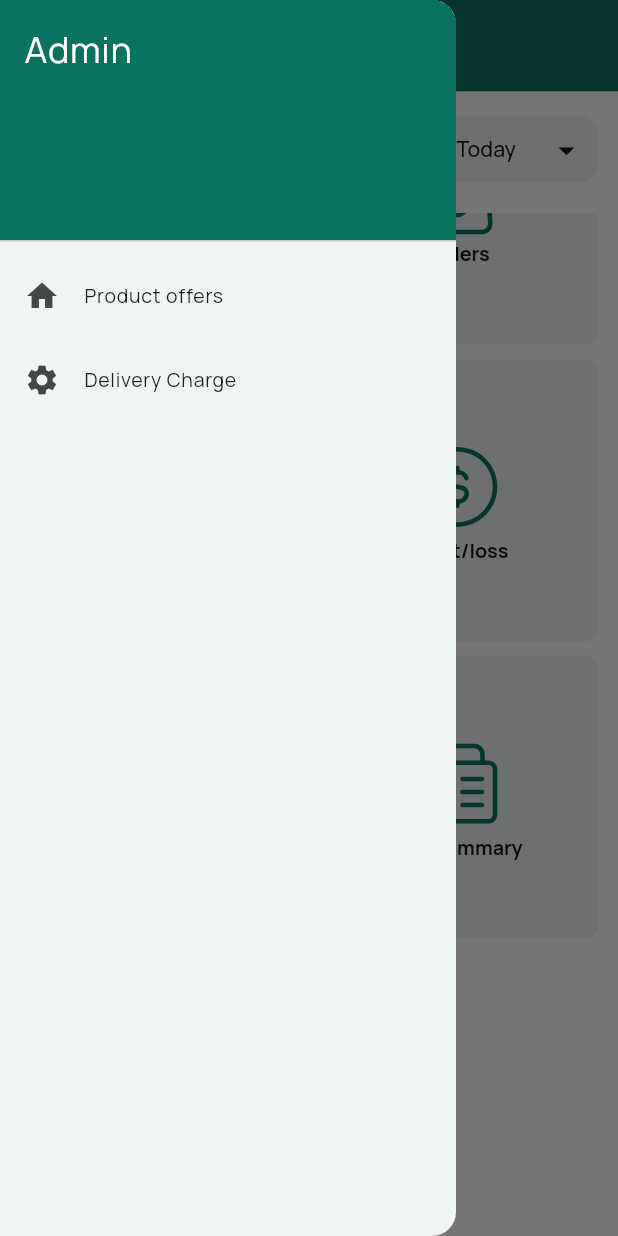
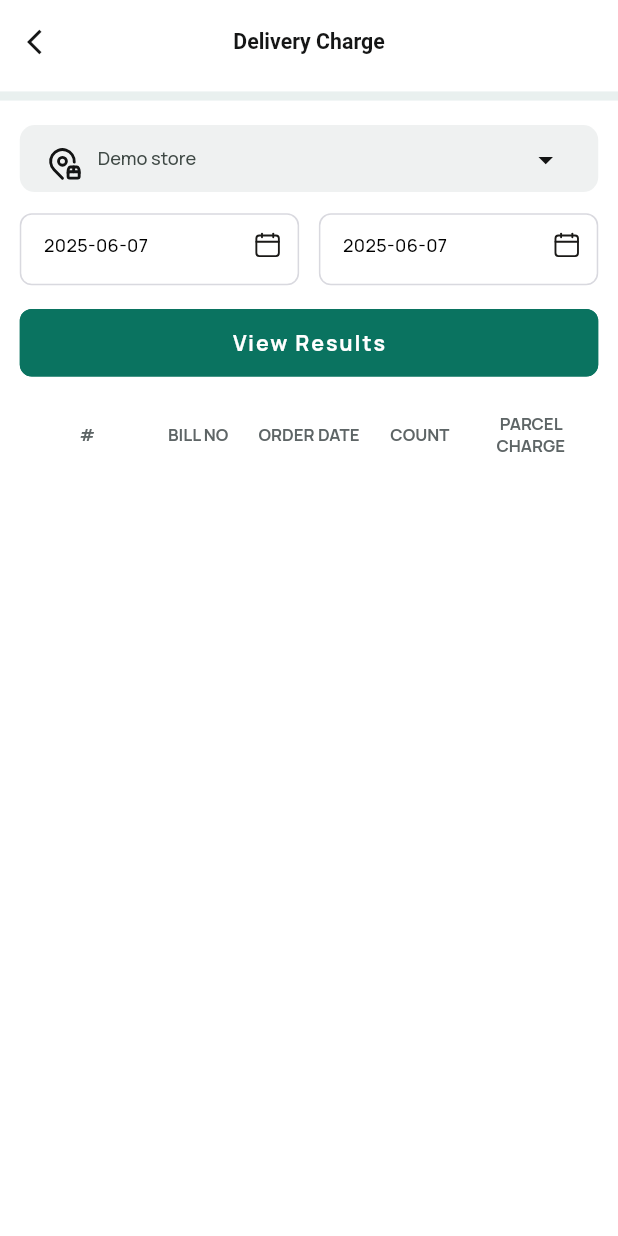
Before and after one commit to sangeethTiga/admin_v2, a Flutter app: the screen it shows after launch, scrolled down 298 dp, after a tap on the "menu" icon, after a tap on "Delivery Charge", on a phone screen of 412 x 824 dp. Run offline on Flutter 3.47's test engine with Material 3 defaults, Android fonts, the light colour scheme and no system bars; our stand-ins replace bloc, cached_network_image, dio, equatable, flutter_screenutil, flutter_svg and 5 more; missing offline and left inert: dio_smart_retry.

Commit message:
Delivery Charge

```diff
--- a/lib/features/dashboard/screens/dashboard_screen.dart
+++ b/lib/features/dashboard/screens/dashboard_screen.dart
@@ -68,7 +68,9 @@ class DashboardScreen extends StatelessWidget {
             ListTile(
               leading: Icon(Icons.settings),
               title: Text('Delivery Charge'),
-              onTap: () {},
+              onTap: () {
+                context.push(routeDeliveryCharge);
+              },
             ),
           ],
         ),
--- a/lib/features/report/screens/delivery_charge_screen.dart
+++ b/lib/features/report/screens/delivery_charge_screen.dart
@@ -1,10 +1,94 @@
+import 'package:admin_v2/shared/constants/colors.dart';
+import 'package:admin_v2/shared/widgets/appbar/appbar.dart';
+import 'package:admin_v2/shared/widgets/buttons/custom_material_button.dart';
+import 'package:admin_v2/shared/widgets/date_picker/date_picker_container.dart';
+import 'package:admin_v2/shared/widgets/divider/divider_widget.dart';
+import 'package:admin_v2/shared/widgets/dropdown_field_widget/dropdown_field_widget.dart';
+import 'package:admin_v2/shared/widgets/padding/main_padding.dart';
+import 'package:admin_v2/shared/widgets/tables/custom_table.dart';
 import 'package:flutter/material.dart';
+import 'package:flutter_screenutil/flutter_screenutil.dart';
+import 'package:flutter_svg/svg.dart';
 
 class DeliveryChargeScreen extends StatelessWidget {
   const DeliveryChargeScreen({super.key});
 
   @override
   Widget build(BuildContext context) {
-    return Scaffold();
+    return Scaffold(
+      appBar: AppbarWidget(title: 'Delivery Charge'),
+      body: Column(
+        children: [
+          dividerWidget(height: 6.h),
+          MainPadding(
+            child: Column(
+              spacing: 14.h,
+              children: [
+                DropDownFieldWidget(
+                  prefixIcon: Padding(
+                    padding: EdgeInsets.only(
+                      left: 12.h,
+                      top: 12.w,
+                      bottom: 6.h,
+                    ),
+                    child: SvgPicture.asset(
+                      'assets/icons/package-box-pin-location.svg',
+                      height: 20.h,
+                      width: 20.w,
+                    ),
+                  ),
+                  borderColor: kBlack,
+                  items: [],
+                  fillColor: Color(0XFFEFF1F1),
+                  suffixIcon: Padding(
+                    padding: const EdgeInsets.all(15.0),
+                    child: SvgPicture.asset('assets/icons/Arrow - Right.svg'),
+                  ),
+                  labelText: 'Demo store',
+                ),
+
+                Row(
+                  children: [
+                    Expanded(
+                      child: DatePickerContainer(
+                        hintText: 'Pls',
+                        changeDate: () {},
+                      ),
+                    ),
+                    12.horizontalSpace,
+                    Expanded(
+                      child: DatePickerContainer(
+                        hintText: 'Pls',
+                        changeDate: () {},
+                      ),
+                    ),
+                  ],
+                ),
+
+                CustomMaterialBtton(
+                  onPressed: () {},
+                  buttonText: 'View Results',
+                ),
+
+                SizedBox(
+                  height: 260.h,
+                  child: CommonTableWidget(
+                    headers: [
+                      "#",
+                      "BILL NO",
+                      "ORDER DATE",
+                      "COUNT",
+                      "PARCEL CHARGE",
+                    ],
+                    columnFlex: [2, 2, 2, 2, 2],
+                    data: [],
+                  ),
+                ),
+              ],
+            ),
+          ),
+        ],
+      ),
+    );
   }
 }
--- a/lib/shared/routes/route_generator.dart
+++ b/lib/shared/routes/route_generator.dart
@@ -2,6 +2,7 @@ import 'package:admin_v2/features/dashboard/screens/dashboard_screen.dart';
 import 'package:admin_v2/features/products/product_screen.dart';
 import 'package:admin_v2/features/products/screens/product_offers_screen.dart';
 import 'package:admin_v2/features/profitloss/screens/profit_loss_screen.dart';
+import 'package:admin_v2/features/report/screens/delivery_charge_screen.dart';
 import 'package:admin_v2/features/splash/screens/splash_screen.dart';
 import 'package:admin_v2/shared/routes/routes.dart';
 import 'package:flutter/material.dart';
@@ -34,6 +35,10 @@ class RouteGenerator {
           path: routeProfitloss,
           builder: (context, state) => const ProfitLossScreen(),
         ),
+        GoRoute(
+          path: routeDeliveryCharge,
+          builder: (context, state) => const DeliveryChargeScreen(),
+        ),
       ],
       errorBuilder: (context, state) =>
           errorRoute(error: state.error?.toString()).builder(context),
--- a/lib/shared/routes/routes.dart
+++ b/lib/shared/routes/routes.dart
@@ -4,3 +4,4 @@ const String routeSignIn = '/signin';
 const String routeProductOffers = '/product-offers';
 const String routeProducts = '/product';
 const String routeProfitloss = '/profitloss';
+const String routeDeliveryCharge = '/delivery-charge';
--- /dev/null
+++ b/lib/shared/widgets/tables/custom_table.dart
@@ -0,0 +1,100 @@
+import 'package:admin_v2/shared/constants/colors.dart';
+import 'package:admin_v2/shared/themes/font_palette.dart';
+import 'package:flutter/material.dart';
+
+class CommonTableWidget extends StatelessWidget {
+  final List<String> headers;
+  final List<int> columnFlex;
+  final List<Map<String, dynamic>> data;
+  final Color headerColor;
+  final Color rowColor1;
+  final Color rowColor2;
+
+  const CommonTableWidget({
+    super.key,
+    required this.headers,
+    required this.columnFlex,
+    required this.data,
+    this.headerColor = kBorderColor,
+    this.rowColor1 = kWhite,
+    this.rowColor2 = const Color(0xFFF1F1F1),
+  });
+
+  @override
+  Widget build(BuildContext context) {
+    double screenWidth = MediaQuery.of(context).size.width;
+
+    return Column(
+      crossAxisAlignment: CrossAxisAlignment.start,
+      children: [
+        Container(
+          padding: EdgeInsets.all(8),
+          decoration: BoxDecoration(
+            // color: headerColor,
+            borderRadius: BorderRadius.only(
+              topLeft: Radius.circular(10),
+              topRight: Radius.circular(10),
+            ),
+          ),
+          child: Row(
+            children: List.generate(headers.length, (index) {
+              return tableHeader(
+                screenWidth,
+                headers[index],
+                columnFlex[index],
+              );
+            }),
+          ),
+        ),
+
+        Expanded(
+          child: ListView.builder(
+            itemCount: data.length,
+            itemBuilder: (context, index) {
+              return Container(
+                padding: EdgeInsets.all(8),
+                decoration: BoxDecoration(
+                  color: index % 2 == 0 ? rowColor1 : rowColor2,
+                  border: Border(
+                    bottom: BorderSide(color: Colors.grey.shade300),
+                  ),
+                ),
+                child: Row(
+                  children: List.generate(headers.length, (colIndex) {
+                    String key = headers[colIndex];
+                    var value = data[index][key];
+                    return tableCell(screenWidth, value, columnFlex[colIndex]);
+                  }),
+                ),
+              );
+            },
+          ),
+        ),
+      ],
+    );
+  }
+
+  Widget tableHeader(double width, String title, int flex) {
+    return Expanded(
+      flex: flex,
+      child: Text(
+        title,
+        style: FontPalette.hW700S11.copyWith(color: Color(0XFF5E6566)),
+        textAlign: TextAlign.center,
+      ),
+    );
+  }
+
+  Widget tableCell(double width, dynamic value, int flex) {
+    return Expanded(
+      flex: flex,
+      child: value is Widget
+          ? value
+          : Text(
+              value.toString(),
+              style: FontPalette.hW400S14.copyWith(color: kBlack),
+              textAlign: TextAlign.center,
+            ),
+    );
+  }
+}
```
